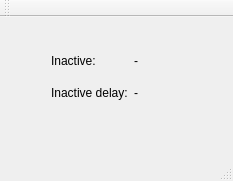
Before: the Qt Designer form worktime.ui in Veenkar/worktime, drawn with Qt 5.
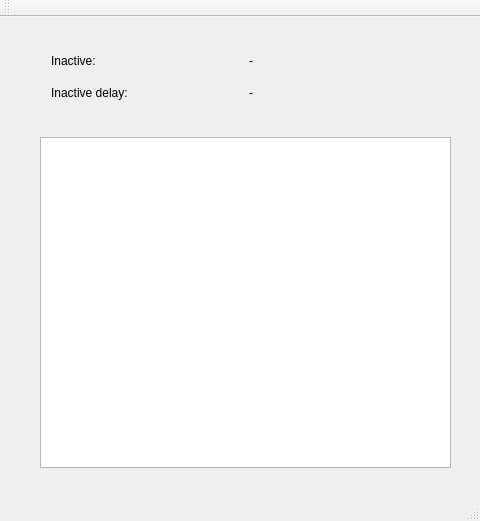
After: the same form once the commit is applied.

Patch:
```diff
--- a/worktime.ui
+++ b/worktime.ui
@@ -6,8 +6,8 @@
    <rect>
     <x>0</x>
     <y>0</y>
-    <width>233</width>
-    <height>181</height>
+    <width>480</width>
+    <height>521</height>
    </rect>
   </property>
   <property name="windowTitle">
@@ -19,7 +19,7 @@
      <rect>
       <x>40</x>
       <y>20</y>
-      <width>160</width>
+      <width>411</width>
       <height>80</height>
      </rect>
     </property>
@@ -54,6 +54,16 @@
      </item>
     </layout>
    </widget>
+   <widget class="QTextEdit" name="textEdit">
+    <property name="geometry">
+     <rect>
+      <x>40</x>
+      <y>120</y>
+      <width>411</width>
+      <height>331</height>
+     </rect>
+    </property>
+   </widget>
   </widget>
   <widget class="QMenuBar" name="menuBar">
    <property name="geometry">
```
Left out of the diff: 2 changed lines with no effect on the pictures.
